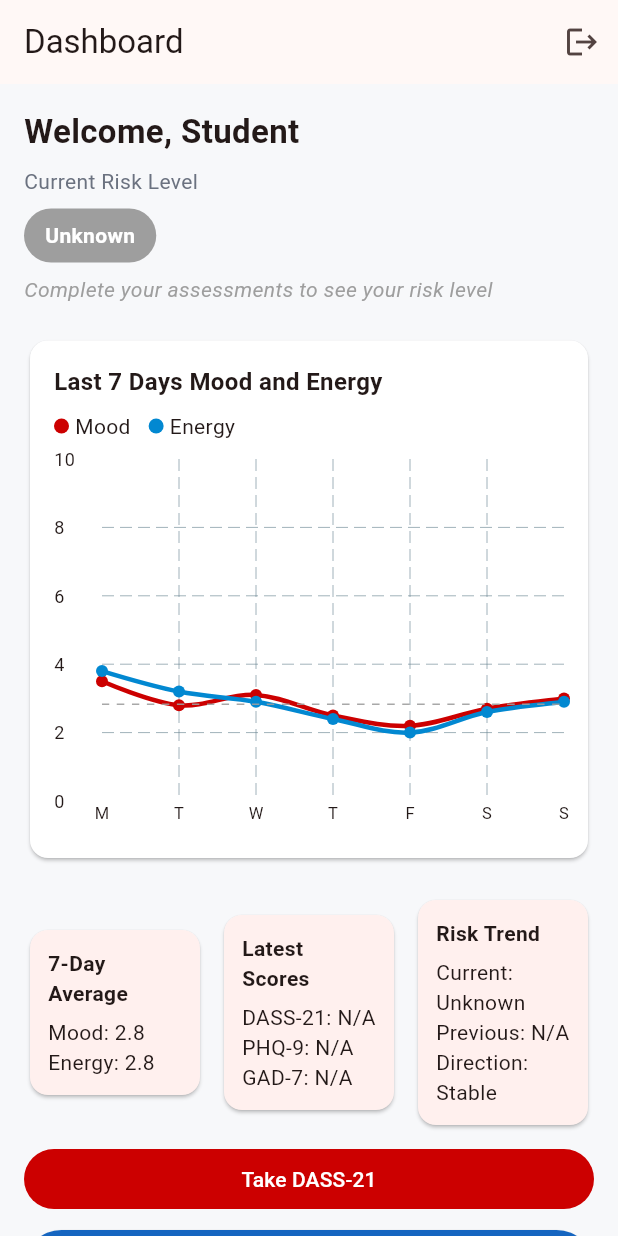
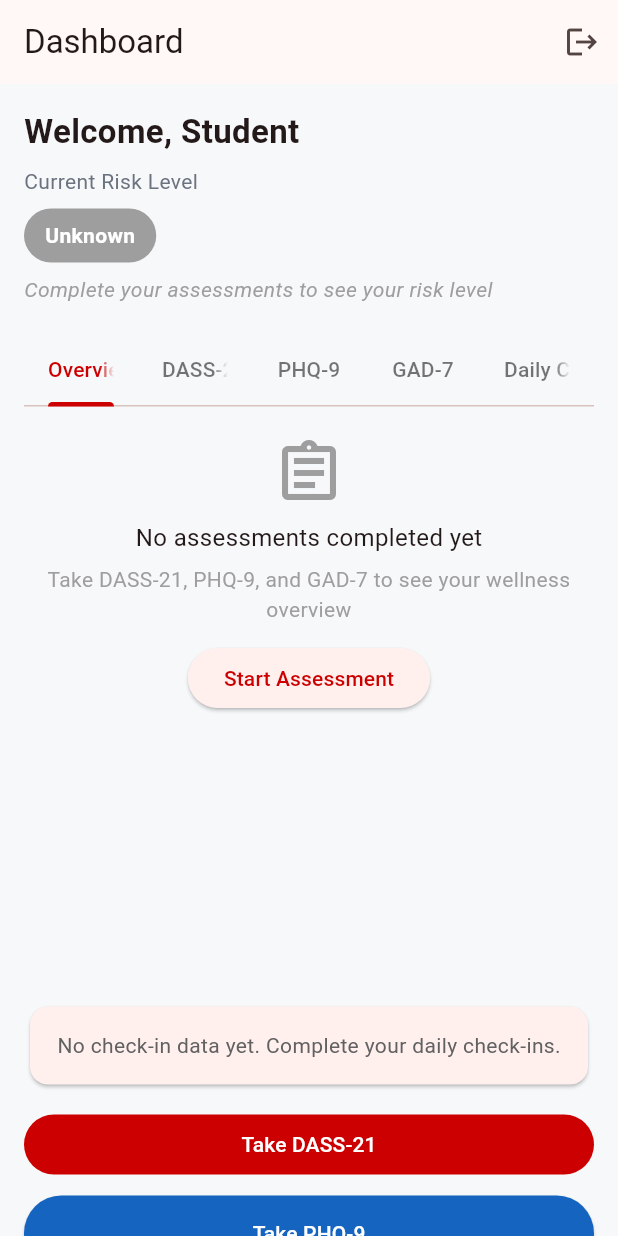
Before and after one commit to jesus-justin/Project-SPARTAN-G-, a Flutter app: the DashboardScreen screen opened by its route, on a phone screen of 412 x 824 dp. Run offline on Flutter 3.47's test engine with Material 3 defaults, Android fonts, the phone set to English and light mode, and no system bars; drawn by our look-alikes of fl_chart; our stand-ins replace flutter_secure_storage, go_router, shared_preferences; accounts and stored records are empty; network calls fail.

Commit message:
feat(dashboard): real analytics charts (Flutter + React), wire /student/dashboard data

```diff
--- a/mobile/lib/features/dashboard/screens/dashboard_screen.dart
+++ b/mobile/lib/features/dashboard/screens/dashboard_screen.dart
@@ -9,6 +9,10 @@
 import '../widgets/crisis_hotline_sheet.dart';
 import '../widgets/mood_energy_chart.dart';
 import '../widgets/risk_badge_widget.dart';
+import '../widgets/overview_chart.dart';
+import '../widgets/dass21_chart.dart';
+import '../widgets/phq9_chart.dart';
+import '../widgets/gad7_chart.dart';
 
 class DashboardScreen extends StatefulWidget {
   const DashboardScreen({super.key});
@@ -18,12 +22,19 @@
 }
 
 class _DashboardScreenState extends State<DashboardScreen> {
-  List<double> _last7Mood = <double>[3.5, 2.8, 3.1, 2.5, 2.2, 2.7, 3.0];
-  List<double> _last7Energy = <double>[3.8, 3.2, 2.9, 2.4, 2.0, 2.6, 2.9];
-  List<String> _dayLabels = <String>['M', 'T', 'W', 'T', 'F', 'S', 'S'];
+  List<double> _last7Mood = <double>[];
+  List<double> _last7Energy = <double>[];
+  List<String> _dayLabels = <String>[];
 
   String _riskLevel = 'Unknown';
   Map<String, dynamic>? _latestScores;
+  List<dynamic> _dassHistory = <dynamic>[];
+  List<dynamic> _phqHistory = <dynamic>[];
+  List<dynamic> _gadHistory = <dynamic>[];
+  String? _overviewDescription;
+  String? _dassDescription;
+  String? _phqDescription;
+  String? _gadDescription;
   List<dynamic> _riskHistory = <dynamic>[];
   bool _hasShownCrisisSheet = false;
 
@@ -45,10 +56,24 @@
         final List<dynamic> esm = (data['esmData'] != null && data['esmData']['last7Days'] is List) ? List<dynamic>.from(data['esmData']['last7Days']) : [];
         final latestScores = data['latestScores'];
         final List<dynamic> riskHistory = data['riskHistory'] is List ? List<dynamic>.from(data['riskHistory']) : [];
+        final List<dynamic> dassHistory = data['dass21History'] is List ? List<dynamic>.from(data['dass21History']) : [];
+        final List<dynamic> phqHistory = data['phq9History'] is List ? List<dynamic>.from(data['phq9History']) : [];
+        final List<dynamic> gadHistory = data['gad7History'] is List ? List<dynamic>.from(data['gad7History']) : [];
+        final String overviewDesc = (data['generalSummary'] != null && data['generalSummary']['description'] != null) ? data['generalSummary']['description'].toString() : '';
+        final String dassDesc = data['dassDescription']?.toString() ?? '';
+        final String phqDesc = data['phqDescription']?.toString() ?? '';
+        final String gadDesc = data['gadDescription']?.toString() ?? '';
 
         setState(() {
           _riskLevel = risk;
           _latestScores = latestScores;
+          _dassHistory = dassHistory;
+          _phqHistory = phqHistory;
+          _gadHistory = gadHistory;
+          _overviewDescription = overviewDesc;
+          _dassDescription = dassDesc;
+          _phqDescription = phqDesc;
+          _gadDescription = gadDesc;
           _riskHistory = riskHistory;
           if (esm.isNotEmpty) {
             _last7Mood = esm.map<double>((e) => (e['mood'] as num).toDouble()).toList();
@@ -167,6 +192,37 @@
               ),
             ],
             const SizedBox(height: 20),
+            // Tabs for dashboard sections
+            DefaultTabController(
+              length: 5,
+              child: Column(
+                crossAxisAlignment: CrossAxisAlignment.stretch,
+                children: <Widget>[
+                  TabBar(
+                    labelColor: AppColors.primaryRed,
+                    unselectedLabelColor: Colors.black54,
+                    tabs: const <Widget>[
+                      Tab(text: 'Overview'),
+                      Tab(text: 'DASS-21'),
+                      Tab(text: 'PHQ-9'),
+                      Tab(text: 'GAD-7'),
+                      Tab(text: 'Daily Check-in'),
+                    ],
+                  ),
+                  const SizedBox(height: 12),
+                  SizedBox(
+                    height: 360,
+                    child: TabBarView(
+                      children: <Widget>[
+                        // Overview tab
+                        Padding(padding: const EdgeInsets.all(8.0), child: OverviewChart(data: _latestScores ?? <String, dynamic>{}, description: _overviewDescription ?? '')),
+                        // DASS-21 tab
+                        Padding(padding: const EdgeInsets.all(8.0), child: Dass21Chart(history: _dassHistory, description: _dassDescription ?? '')),
+                        // PHQ-9 tab
+                        Padding(padding: const EdgeInsets.all(8.0), child: Phq9Chart(history: _phqHistory, description: _phqDescription ?? '')),
+                        // GAD-7 tab
+                        Padding(padding: const EdgeInsets.all(8.0), child: Gad7Chart(history: _gadHistory, description: _gadDescription ?? '')),
+                        // Daily check-in tab uses existing MoodEnergyChart
                         Card(
                           color: Colors.white,
                           child: Padding(
@@ -187,13 +243,32 @@
                                   ],
                                 ),
                                 const SizedBox(height: 12),
-                    MoodEnergyChart(
-                      moodValues: _last7Mood,
-                      energyValues: _last7Energy,
-                      dayLabels: _dayLabels,
+                                Expanded(
+                                  child: _last7Mood.isEmpty && _last7Energy.isEmpty
+                                      ? Center(
+                                          child: Column(
+                                            mainAxisSize: MainAxisSize.min,
+                                            children: <Widget>[
+                                              const Icon(Icons.edit_calendar_outlined, size: 48, color: Colors.grey),
+                                              const SizedBox(height: 8),
+                                              const Text('No check-in data for the past 7 days', style: TextStyle(fontSize: 16)),
+                                              const SizedBox(height: 6),
+                                              const Text('Complete your daily check-ins to track your mood and energy trends', textAlign: TextAlign.center, style: TextStyle(color: Colors.grey)),
+                                              const SizedBox(height: 12),
+                                              ElevatedButton(onPressed: () => context.go('/esm'), child: const Text('Check In Now')),
+                                            ],
+                                          ),
+                                        )
+                                      : MoodEnergyChart(moodValues: _last7Mood, energyValues: _last7Energy, dayLabels: _dayLabels),
                                 ),
                               ],
                             ),
+                          ),
+                        ),
+                      ],
+                    ),
+                  ),
+                ],
               ),
             ),
             const SizedBox(height: 12),
--- a/mobile/lib/features/dashboard/widgets/mood_energy_chart.dart
+++ b/mobile/lib/features/dashboard/widgets/mood_energy_chart.dart
@@ -17,8 +17,28 @@
 
   @override
   Widget build(BuildContext context) {
+    if (moodValues.isEmpty && energyValues.isEmpty) {
+      return Center(
+        child: Column(
+          mainAxisSize: MainAxisSize.min,
+          children: <Widget>[
+            const Icon(Icons.edit_calendar_outlined, size: 48, color: Colors.grey),
+            const SizedBox(height: 8),
+            const Text('No check-in data for the past 7 days', style: TextStyle(fontSize: 16)),
+            const SizedBox(height: 6),
+            const Text('Complete your daily check-ins to track your mood and energy trends', textAlign: TextAlign.center, style: TextStyle(color: Colors.grey)),
+            const SizedBox(height: 12),
+            ElevatedButton(onPressed: () => Navigator.of(context).pushNamed('/esm'), child: const Text('Check In Now')),
+          ],
+        ),
+      );
+    }
+
+    final double avgMood = moodValues.isNotEmpty ? moodValues.reduce((a,b) => a+b)/moodValues.length : 0.0;
+    final double avgEnergy = energyValues.isNotEmpty ? energyValues.reduce((a,b) => a+b)/energyValues.length : 0.0;
+
     return SizedBox(
-      height: 250,
+      height: 300,
       child: LineChart(
         LineChartData(
           minY: 0,
@@ -75,15 +95,17 @@
               },
             ),
           ),
+          extraLinesData: ExtraLinesData(horizontalLines: [
+            HorizontalLine(y: avgMood, color: AppColors.primaryRed.withOpacity(0.6), strokeWidth: 1, dashArray: [6,4]),
+            HorizontalLine(y: avgEnergy, color: const Color(0xFF0288D1).withOpacity(0.6), strokeWidth: 1, dashArray: [6,4]),
+          ]),
+
           lineBarsData: <LineChartBarData>[
             LineChartBarData(
               isCurved: true,
               barWidth: 3,
               color: AppColors.primaryRed,
-              spots: List<FlSpot>.generate(
-                moodValues.length,
-                (int i) => FlSpot(i.toDouble(), moodValues[i]),
-              ),
+              spots: List<FlSpot>.generate(moodValues.length, (int i) => FlSpot(i.toDouble(), moodValues[i])),
               dotData: const FlDotData(show: true),
             ),
             LineChartBarData(
@@ -96,18 +118,7 @@
               ),
               dotData: const FlDotData(show: true),
             ),
-            // baseline placeholder (if moodValues present)
-            if (moodValues.isNotEmpty) LineChartBarData(
-              isCurved: false,
-              barWidth: 1,
-              color: Colors.grey.withOpacity(0.9),
-              dashArray: [5, 5],
-              spots: [
-                FlSpot(0, moodValues.reduce((a, b) => a + b) / moodValues.length),
-                FlSpot((moodValues.length - 1).toDouble(), moodValues.reduce((a, b) => a + b) / moodValues.length),
-              ],
-              dotData: const FlDotData(show: false),
-            ),
+            // baseline placeholder (if moodValues present): removed duplicate and rely on extraLinesData
           ],
         ),
       ),
--- /dev/null
+++ b/mobile/lib/features/dashboard/widgets/overview_chart.dart
@@ -0,0 +1,116 @@
+import 'package:fl_chart/fl_chart.dart';
+import 'package:flutter/material.dart';
+
+import '../../../core/constants/app_colors.dart';
+
+class OverviewChart extends StatelessWidget {
+  const OverviewChart({super.key, required this.data, required this.description});
+
+  final Map<String, dynamic> data;
+  final String description;
+
+  double _normalize(double value, double max) => ((value / max) * 100).clamp(0, 100);
+
+  Color _severityColor(String? sev) {
+    switch (sev) {
+      case 'Normal':
+        return const Color(0xFF4CAF50);
+      case 'Mild':
+        return const Color(0xFFFFC107);
+      case 'Moderate':
+        return const Color(0xFFFF9800);
+      case 'Severe':
+        return const Color(0xFFF44336);
+      case 'Extremely Severe':
+        return const Color(0xFFB71C1C);
+      default:
+        return Colors.grey;
+    }
+  }
+
+  @override
+  Widget build(BuildContext context) {
+    final hasData = data.isNotEmpty && (data['hasData'] == true || data['latest'] != null);
+
+    if (!hasData) {
+      return Column(
+        mainAxisSize: MainAxisSize.min,
+        children: <Widget>[
+          const Icon(Icons.assignment_outlined, size: 48, color: Colors.grey),
+          const SizedBox(height: 8),
+          const Text('No assessments completed yet', style: TextStyle(fontSize: 16)),
+          const SizedBox(height: 6),
+          const Text('Take DASS-21, PHQ-9, and GAD-7 to see your wellness overview', textAlign: TextAlign.center, style: TextStyle(color: Colors.grey)),
+          const SizedBox(height: 12),
+          ElevatedButton(onPressed: () => Navigator.of(context).pushNamed('/dass21'), child: const Text('Start Assessment')),
+        ],
+      );
+    }
+
+    // Build values: depression, anxiety, stress, phq9, gad7
+    final double dep = (data['dass21']?['depression']?['scaled'] ?? 0).toDouble();
+    final double anx = (data['dass21']?['anxiety']?['scaled'] ?? 0).toDouble();
+    final double str = (data['dass21']?['stress']?['scaled'] ?? 0).toDouble();
+    final double phq = (data['phq9']?['totalScore'] ?? 0).toDouble();
+    final double gad = (data['gad7']?['totalScore'] ?? 0).toDouble();
+
+    // Normalize to percentage: DASS scaled max 42, PHQ max 27, GAD max 21
+    final List<double> values = [
+      _normalize(dep, 42),
+      _normalize(anx, 42),
+      _normalize(str, 42),
+      _normalize(phq, 27),
+      _normalize(gad, 21),
+    ];
+
+    final labels = ['Depression', 'Anxiety', 'Stress', 'PHQ-9', 'GAD-7'];
+
+    return Column(
+      crossAxisAlignment: CrossAxisAlignment.start,
+      children: <Widget>[
+        SizedBox(
+          height: 260,
+          child: BarChart(
+            BarChartData(
+              alignment: BarChartAlignment.spaceAround,
+              maxY: 100,
+              titlesData: FlTitlesData(
+                leftTitles: AxisTitles(sideTitles: SideTitles(showTitles: true)),
+                bottomTitles: AxisTitles(sideTitles: SideTitles(showTitles: true, getTitlesWidget: (v, meta) {
+                  final i = v.toInt();
+                  if (i < 0 || i >= labels.length) return const SizedBox.shrink();
+                  return Text(labels[i], style: const TextStyle(fontSize: 12));
+                })),
+              ),
+              barGroups: List.generate(values.length, (i) {
+                final pct = values[i];
+                Color color = Colors.grey;
+                // Choose color from severity where possible
+                String? sev;
+                if (i <= 2) {
+                  sev = data['dass21']?['depression']?['severity'];
+                } else if (i == 3) {
+                  sev = data['phq9']?['severity'];
+                } else {
+                  sev = data['gad7']?['severity'];
+                }
+                color = _severityColor(sev);
+                return BarChartGroupData(x: i, barRods: [BarChartRodData(toY: pct, color: color, width: 18)]);
+              }),
+            ),
+          ),
+        ),
+        const SizedBox(height: 12),
+        Container(
+          padding: const EdgeInsets.all(12),
+          decoration: BoxDecoration(color: Colors.grey.shade100, borderRadius: BorderRadius.circular(8)),
+          child: Row(crossAxisAlignment: CrossAxisAlignment.start, children: <Widget>[
+            const Icon(Icons.info_outline, color: Colors.black54),
+            const SizedBox(width: 8),
+            Expanded(child: Text(description, style: const TextStyle(fontStyle: FontStyle.italic, color: Colors.black87))),
+          ]),
+        ),
+      ],
+    );
+  }
+}
```
Also changed, not shown: mobile/lib/features/dashboard/widgets/dass21_chart.dart (added, +86 -0 lines), mobile/lib/features/dashboard/widgets/gad7_chart.dart (added, +73 -0 lines), mobile/lib/features/dashboard/widgets/phq9_chart.dart (added, +74 -0 lines), 6 other files. Lines whose indentation alone changed are shown as unchanged.
